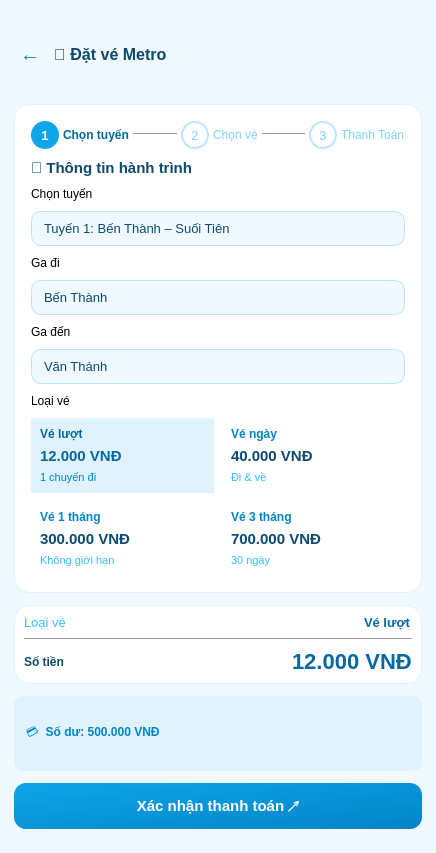
This is UI/Customer/Thanhtoan.ui in nguyenbphan12001-rimzy/Metro as Qt 5 draws it before an edit. The edited form follows.
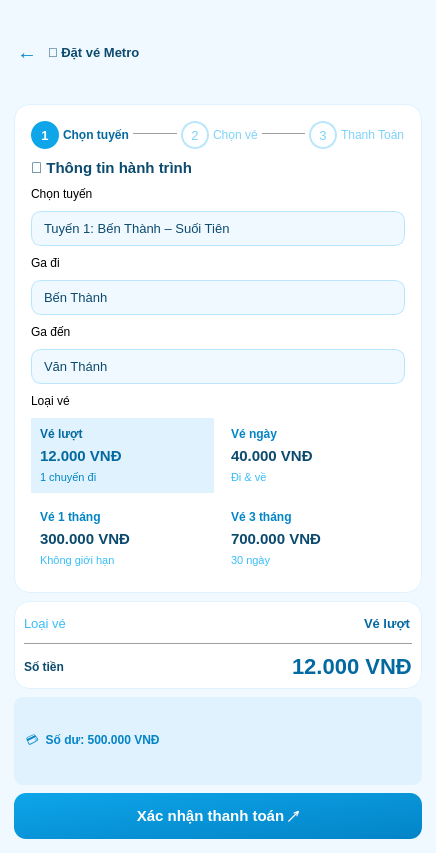
This is the edited form.

What changed in the file:
```diff
--- a/UI/Customer/Thanhtoan.ui
+++ b/UI/Customer/Thanhtoan.ui
@@ -131,7 +131,7 @@
     /* Tiêu đề trang đặt vé, đặt cùng hàng với nút Back */
     QLabel#lblPageTitle {
         color: #0C4A6E;
-        font-size: 16px;
+        font-size: 13px;
         font-weight: bold;
     }
    </string>
@@ -139,19 +139,19 @@
   <widget class="QWidget" name="centralwidget">
    <layout class="QVBoxLayout" name="mainLayout">
     <property name="spacing">
-     <number>12</number>
+     <number>8</number>
     </property>
     <property name="leftMargin">
      <number>14</number>
     </property>
     <property name="topMargin">
-     <number>16</number>
+     <number>8</number>
     </property>
     <property name="rightMargin">
      <number>14</number>
     </property>
     <property name="bottomMargin">
-     <number>24</number>
+     <number>14</number>
     </property>
     <item>
      <layout class="QHBoxLayout" name="headerLayout">
@@ -162,14 +162,14 @@
        <widget class="QPushButton" name="btnBack">
         <property name="minimumSize">
          <size>
-          <width>32</width>
-          <height>32</height>
+          <width>26</width>
+          <height>26</height>
          </size>
         </property>
         <property name="maximumSize">
          <size>
-          <width>32</width>
-          <height>32</height>
+          <width>26</width>
+          <height>26</height>
          </size>
         </property>
         <property name="cursor">
```
